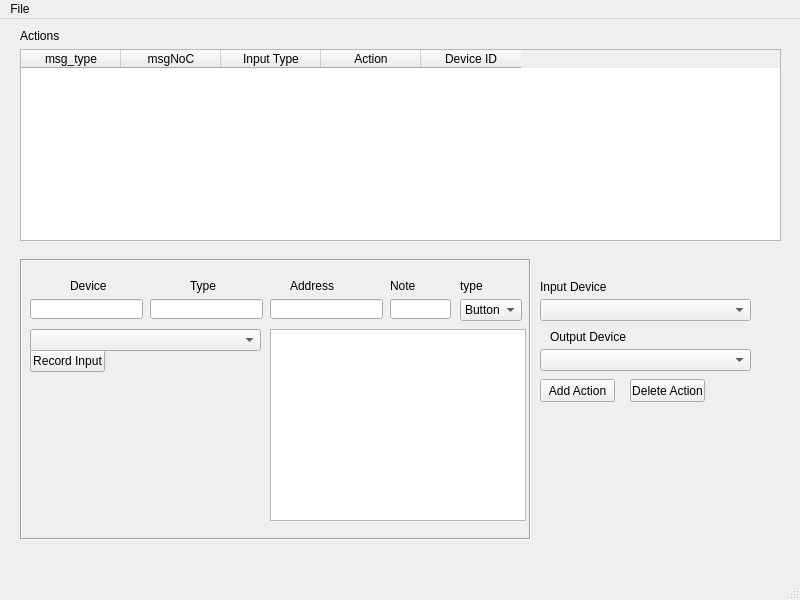
Above: qtOBSMIDI.ui from cpyarger/Midi2OBS-Configurator before the change. Below: the same form after it.
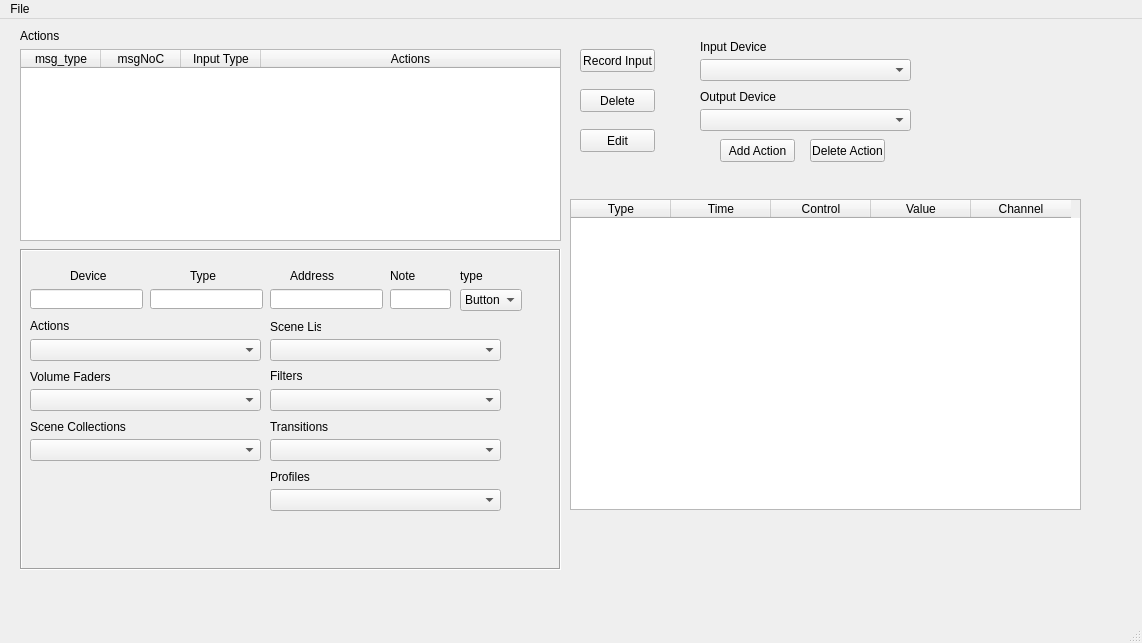
That is the form after the change.

Commit message: Fix issues with overwhelming inputs

```diff
--- a/qtOBSMIDI.ui
+++ b/qtOBSMIDI.ui
@@ -6,8 +6,8 @@
    <rect>
     <x>0</x>
     <y>0</y>
-    <width>800</width>
-    <height>600</height>
+    <width>1142</width>
+    <height>643</height>
    </rect>
   </property>
   <property name="windowTitle">
@@ -17,8 +17,8 @@
    <widget class="QPushButton" name="add">
     <property name="geometry">
      <rect>
-      <x>540</x>
-      <y>360</y>
+      <x>720</x>
+      <y>120</y>
       <width>75</width>
       <height>23</height>
      </rect>
@@ -30,8 +30,8 @@
    <widget class="QComboBox" name="Combo_InputDevices">
     <property name="geometry">
      <rect>
-      <x>540</x>
-      <y>280</y>
+      <x>700</x>
+      <y>40</y>
       <width>211</width>
       <height>22</height>
      </rect>
@@ -40,8 +40,8 @@
    <widget class="QComboBox" name="Combo_OutputDevices">
     <property name="geometry">
      <rect>
-      <x>540</x>
-      <y>330</y>
+      <x>700</x>
+      <y>90</y>
       <width>211</width>
       <height>22</height>
      </rect>
@@ -50,8 +50,8 @@
    <widget class="QLabel" name="label">
     <property name="geometry">
      <rect>
-      <x>550</x>
-      <y>310</y>
+      <x>700</x>
+      <y>70</y>
       <width>131</width>
       <height>16</height>
      </rect>
@@ -76,8 +76,8 @@
    <widget class="QLabel" name="label_3">
     <property name="geometry">
      <rect>
-      <x>540</x>
-      <y>260</y>
+      <x>700</x>
+      <y>20</y>
       <width>101</width>
       <height>16</height>
      </rect>
@@ -89,8 +89,8 @@
    <widget class="QPushButton" name="btn_deleteAction">
     <property name="geometry">
      <rect>
-      <x>630</x>
-      <y>360</y>
+      <x>810</x>
+      <y>120</y>
       <width>75</width>
       <height>23</height>
      </rect>
@@ -103,9 +103,9 @@
     <property name="geometry">
      <rect>
       <x>20</x>
-      <y>240</y>
-      <width>511</width>
-      <height>281</height>
+      <y>230</y>
+      <width>541</width>
+      <height>321</height>
      </rect>
     </property>
     <property name="frameShape">
@@ -114,28 +114,6 @@
     <property name="frameShadow">
      <enum>QFrame::Sunken</enum>
     </property>
-    <widget class="QPushButton" name="btn_RecordInput">
-     <property name="geometry">
-      <rect>
-       <x>10</x>
-       <y>90</y>
-       <width>75</width>
-       <height>23</height>
-      </rect>
-     </property>
-     <property name="text">
-      <string>Record Input</string>
-     </property>
-     <property name="checkable">
-      <bool>true</bool>
-     </property>
-     <property name="autoDefault">
-      <bool>false</bool>
-     </property>
-     <property name="default">
-      <bool>false</bool>
-     </property>
-    </widget>
     <widget class="QLineEdit" name="DevID">
      <property name="geometry">
       <rect>
@@ -238,21 +216,11 @@
       <string>Type</string>
      </property>
     </widget>
-    <widget class="QTableWidget" name="tableWidget">
-     <property name="geometry">
-      <rect>
-       <x>250</x>
-       <y>70</y>
-       <width>256</width>
-       <height>192</height>
-      </rect>
-     </property>
-    </widget>
     <widget class="QComboBox" name="Combo_Action">
      <property name="geometry">
       <rect>
        <x>10</x>
-       <y>70</y>
+       <y>90</y>
        <width>231</width>
        <height>22</height>
       </rect>
@@ -281,13 +249,164 @@
       <string>Note</string>
      </property>
     </widget>
+    <widget class="QComboBox" name="Combo_scene_list_box">
+     <property name="geometry">
+      <rect>
+       <x>250</x>
+       <y>90</y>
+       <width>231</width>
+       <height>22</height>
+      </rect>
+     </property>
+    </widget>
+    <widget class="QLabel" name="label_9">
+     <property name="geometry">
+      <rect>
+       <x>10</x>
+       <y>70</y>
+       <width>47</width>
+       <height>14</height>
+      </rect>
+     </property>
+     <property name="text">
+      <string>Actions</string>
+     </property>
+    </widget>
+    <widget class="QLabel" name="label_10">
+     <property name="geometry">
+      <rect>
+       <x>250</x>
+       <y>70</y>
+       <width>51</width>
+       <height>16</height>
+      </rect>
+     </property>
+     <property name="text">
+      <string>Scene List</string>
+     </property>
+    </widget>
+    <widget class="QLabel" name="label_11">
+     <property name="geometry">
+      <rect>
+       <x>10</x>
+       <y>120</y>
+       <width>81</width>
+       <height>16</height>
+      </rect>
+     </property>
+     <property name="text">
+      <string>Volume Faders</string>
+     </property>
+    </widget>
+    <widget class="QComboBox" name="box_volumeFaders">
+     <property name="geometry">
+      <rect>
+       <x>10</x>
+       <y>140</y>
+       <width>231</width>
+       <height>22</height>
+      </rect>
+     </property>
+    </widget>
+    <widget class="QComboBox" name="box_filtersFaders">
+     <property name="geometry">
+      <rect>
+       <x>250</x>
+       <y>140</y>
+       <width>231</width>
+       <height>22</height>
+      </rect>
+     </property>
+    </widget>
+    <widget class="QLabel" name="label_12">
+     <property name="geometry">
+      <rect>
+       <x>250</x>
+       <y>120</y>
+       <width>47</width>
+       <height>14</height>
+      </rect>
+     </property>
+     <property name="text">
+      <string>Filters</string>
+     </property>
+    </widget>
+    <widget class="QComboBox" name="box_transitions">
+     <property name="geometry">
+      <rect>
+       <x>250</x>
+       <y>190</y>
+       <width>231</width>
+       <height>22</height>
+      </rect>
+     </property>
+    </widget>
+    <widget class="QLabel" name="label_13">
+     <property name="geometry">
+      <rect>
+       <x>250</x>
+       <y>170</y>
+       <width>231</width>
+       <height>16</height>
+      </rect>
+     </property>
+     <property name="text">
+      <string>Transitions</string>
+     </property>
+    </widget>
+    <widget class="QComboBox" name="box_collections">
+     <property name="geometry">
+      <rect>
+       <x>10</x>
+       <y>190</y>
+       <width>231</width>
+       <height>22</height>
+      </rect>
+     </property>
+    </widget>
+    <widget class="QComboBox" name="box_profiles">
+     <property name="geometry">
+      <rect>
+       <x>250</x>
+       <y>240</y>
+       <width>231</width>
+       <height>22</height>
+      </rect>
+     </property>
+    </widget>
+    <widget class="QLabel" name="label_14">
+     <property name="geometry">
+      <rect>
+       <x>250</x>
+       <y>220</y>
+       <width>231</width>
+       <height>16</height>
+      </rect>
+     </property>
+     <property name="text">
+      <string>Profiles</string>
+     </property>
+    </widget>
+    <widget class="QLabel" name="label_15">
+     <property name="geometry">
+      <rect>
+       <x>10</x>
+       <y>170</y>
+       <width>231</width>
+       <height>16</height>
+      </rect>
+     </property>
+     <property name="text">
+      <string>Scene Collections</string>
+     </property>
+    </widget>
    </widget>
    <widget class="QTableWidget" name="list_action">
     <property name="geometry">
      <rect>
       <x>20</x>
       <y>30</y>
-      <width>761</width>
+      <width>541</width>
       <height>192</height>
      </rect>
     </property>
@@ -297,6 +416,27 @@
       <verstretch>10</verstretch>
      </sizepolicy>
     </property>
+    <property name="sizeIncrement">
+     <size>
+      <width>1</width>
+      <height>1</height>
+     </size>
+    </property>
+    <attribute name="horizontalHeaderCascadingSectionResizes">
+     <bool>true</bool>
+    </attribute>
+    <attribute name="horizontalHeaderMinimumSectionSize">
+     <number>30</number>
+    </attribute>
+    <attribute name="horizontalHeaderDefaultSectionSize">
+     <number>80</number>
+    </attribute>
+    <attribute name="horizontalHeaderShowSortIndicator" stdset="0">
+     <bool>true</bool>
+    </attribute>
+    <attribute name="horizontalHeaderStretchLastSection">
+     <bool>true</bool>
+    </attribute>
     <column>
      <property name="text">
       <string>msg_type</string>
@@ -314,14 +454,92 @@
     </column>
     <column>
      <property name="text">
-      <string>Action</string>
+      <string>Actions</string>
      </property>
     </column>
+   </widget>
+   <widget class="QPushButton" name="btn_RecordInput">
+    <property name="geometry">
+     <rect>
+      <x>580</x>
+      <y>30</y>
+      <width>75</width>
+      <height>23</height>
+     </rect>
+    </property>
+    <property name="text">
+     <string>Record Input</string>
+    </property>
+    <property name="checkable">
+     <bool>true</bool>
+    </property>
+    <property name="autoDefault">
+     <bool>false</bool>
+    </property>
+    <property name="default">
+     <bool>false</bool>
+    </property>
+   </widget>
+   <widget class="QTableWidget" name="table_incoming">
+    <property name="geometry">
+     <rect>
+      <x>570</x>
+      <y>180</y>
+      <width>511</width>
+      <height>311</height>
+     </rect>
+    </property>
     <column>
      <property name="text">
-      <string>Device ID</string>
+      <string>Type</string>
      </property>
     </column>
+    <column>
+     <property name="text">
+      <string>Time</string>
+     </property>
+    </column>
+    <column>
+     <property name="text">
+      <string>Control</string>
+     </property>
+    </column>
+    <column>
+     <property name="text">
+      <string>Value</string>
+     </property>
+    </column>
+    <column>
+     <property name="text">
+      <string>Channel</string>
+     </property>
+    </column>
+   </widget>
+   <widget class="QPushButton" name="pushButton">
+    <property name="geometry">
+     <rect>
+      <x>580</x>
+      <y>70</y>
+      <width>75</width>
+      <height>23</height>
+     </rect>
+    </property>
+    <property name="text">
+     <string>Delete</string>
+    </property>
+   </widget>
+   <widget class="QPushButton" name="pushButton_2">
+    <property name="geometry">
+     <rect>
+      <x>580</x>
+      <y>110</y>
+      <width>75</width>
+      <height>23</height>
+     </rect>
+    </property>
+    <property name="text">
+     <string>Edit</string>
+    </property>
    </widget>
   </widget>
   <widget class="QMenuBar" name="menubar">
@@ -329,7 +547,7 @@
     <rect>
      <x>0</x>
      <y>0</y>
-     <width>800</width>
+     <width>1142</width>
      <height>22</height>
     </rect>
    </property>
```
The commit also changes 1 other file.
